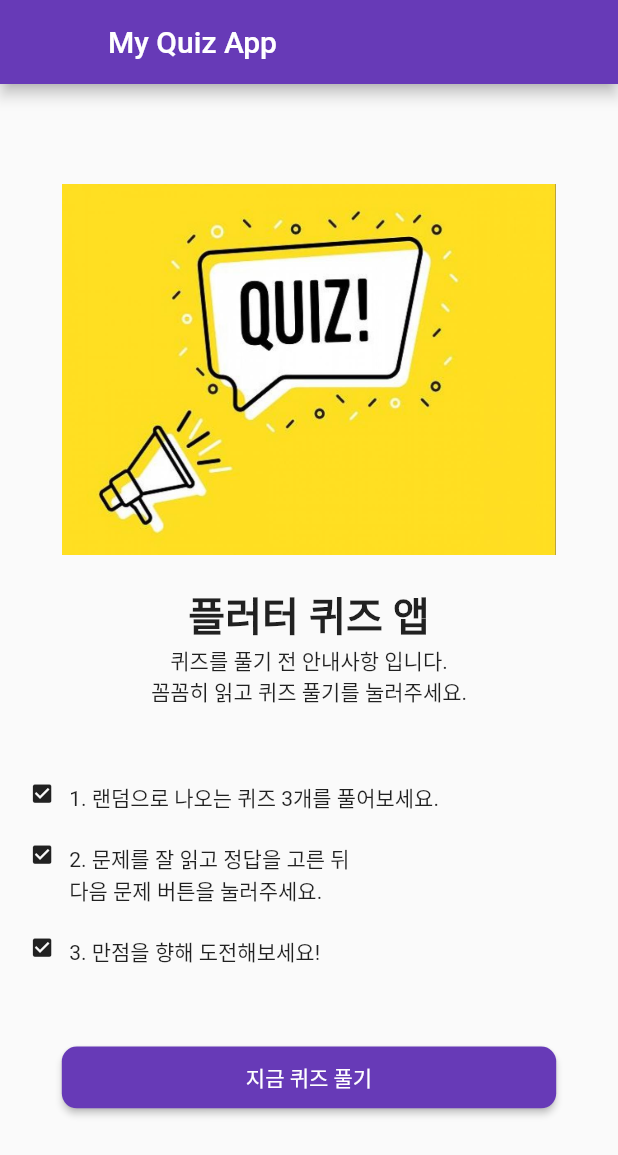
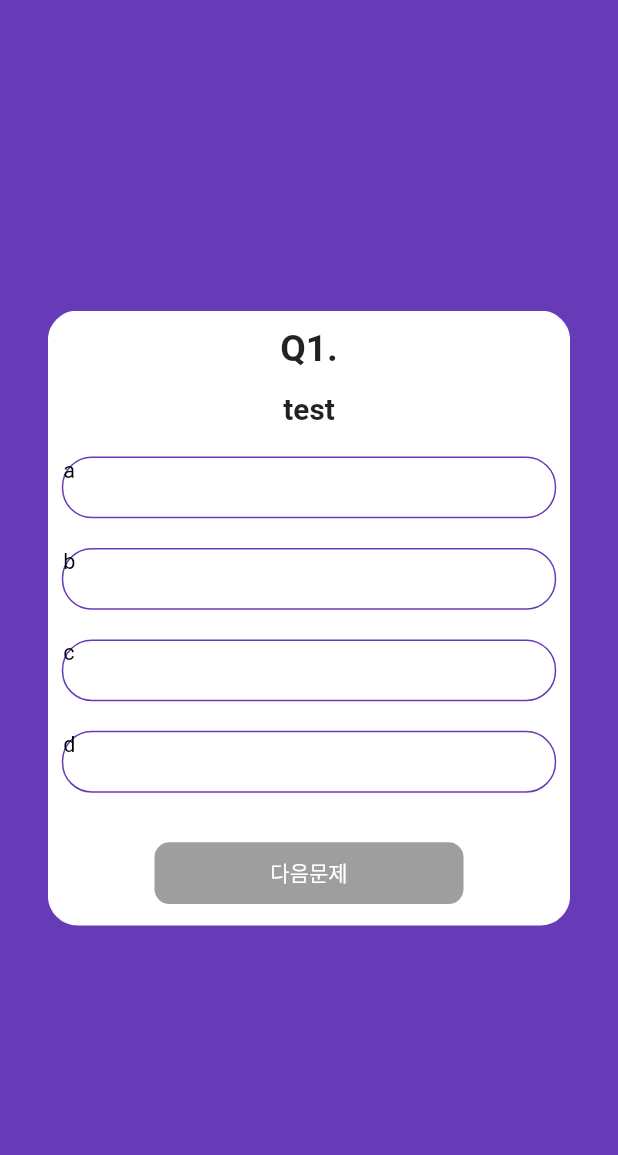
Before and after one commit to ProtoSeo/quiz_app_test, a Flutter app: the screen it shows after launch, after a tap on "지금 퀴즈 풀기", on a phone screen of 412 x 824 dp. Shown: the top 1155 px of the screen. Run offline on Flutter 3.47's test engine with Material 2 defaults, Android fonts, the phone set to English and light mode, and no system bars; drawn by our look-alikes of auto_size_text; our stand-ins replace flutter_swiper.

Commit message:
Add Quiz Model, Quiz Screen, Candidate Widget

```diff
--- /dev/null
+++ b/lib/model/model_quiz.dart
@@ -0,0 +1,11 @@
+class Quiz{
+  String title;
+  List<String> candidates;
+  int answer;
+
+  Quiz({this.title, this.candidates, this.answer});
+  Quiz.fromMap(Map<String,dynamic> map)
+  : title = map['title'],
+    candidates = map['candidates'],
+    answer = map['answer'];
+}
--- a/lib/screen/screen_home.dart
+++ b/lib/screen/screen_home.dart
@@ -1,4 +1,6 @@
 import 'package:flutter/material.dart';
+import 'package:quiz_app_test/model/model_quiz.dart';
+import 'package:quiz_app_test/screen/screen_quiz.dart';
 
 class HomeScreen extends StatefulWidget {
   @override
@@ -6,6 +8,27 @@ class HomeScreen extends StatefulWidget {
 }
 
 class _HomeScreenState extends State<HomeScreen> {
+  List<Quiz> quizs = [
+    Quiz.fromMap({
+      'title': 'test',
+      'candidates': ['a', 'b', 'c', 'd'],
+      'answer': 0
+    }),
+    Quiz.fromMap({
+      'title': 'test',
+      'candidates': ['a', 'b', 'c', 'd'],
+      'answer': 0
+    }),
+    Quiz.fromMap({
+      'title': 'test',
+      'candidates': ['a', 'b', 'c', 'd'],
+      'answer': 0
+    }),  Quiz.fromMap({
+      'title': 'test',
+      'candidates': ['a', 'b', 'c', 'd'],
+      'answer': 0
+    }),
+  ];
   @override
   Widget build(BuildContext context) {
     Size screenSize = MediaQuery.of(context).size;
@@ -82,7 +105,15 @@ class _HomeScreenState extends State<HomeScreen> {
                         style: TextStyle(color: Colors.white),
                       ),
                       color: Colors.deepPurple,
-                      onPressed: () {}),
+                      onPressed: () {
+                        Navigator.push(
+                            context,
+                            MaterialPageRoute(
+                              builder: (context) => QuizScreen(
+                                quizs: quizs,
+                              ),
+                            ));
+                      }),
                 ),
               ),
             )
--- /dev/null
+++ b/lib/screen/screen_quiz.dart
@@ -0,0 +1,147 @@
+import 'package:auto_size_text/auto_size_text.dart';
+import 'package:flutter/material.dart';
+import 'package:flutter_swiper/flutter_swiper.dart';
+import 'package:quiz_app_test/model/model_quiz.dart';
+import 'package:quiz_app_test/widget/widget_candidate.dart';
+
+class QuizScreen extends StatefulWidget {
+  List<Quiz> quizs;
+  QuizScreen({this.quizs});
+  @override
+  _QuizScreenState createState() => _QuizScreenState();
+}
+
+class _QuizScreenState extends State<QuizScreen> {
+  List<int> _answer = [-1, -1, -1, -1];
+  List<bool> _answerState = [false, false, false, false];
+  int _currentIndex = 0;
+
+  SwiperController _controller = SwiperController();
+  @override
+  Widget build(BuildContext context) {
+    Size screenSize = MediaQuery.of(context).size;
+    double width = screenSize.width;
+    double height = screenSize.height;
+    return SafeArea(
+      child: Scaffold(
+        backgroundColor: Colors.deepPurple,
+        body: Center(
+          child: Container(
+            decoration: BoxDecoration(
+              borderRadius: BorderRadius.circular(20),
+              border: Border.all(color: Colors.deepPurple),
+            ),
+            width: width * 0.85,
+            height: height * 0.5,
+            child: Swiper(
+              controller: _controller,
+              physics: NeverScrollableScrollPhysics(),
+              loop: false,
+              itemCount: widget.quizs.length,
+              itemBuilder: (BuildContext context, int index) {
+                return _buildQuizCard(widget.quizs[index], width, height);
+              },
+            ),
+          ),
+        ),
+      ),
+    );
+  }
+
+  Widget _buildQuizCard(Quiz quiz, double width, double height) {
+    return Container(
+      decoration: BoxDecoration(
+        border: Border.all(color: Colors.white),
+        borderRadius: BorderRadius.circular(20),
+        color: Colors.white,
+      ),
+      child: Column(
+        crossAxisAlignment: CrossAxisAlignment.center,
+        children: <Widget>[
+          Container(
+            padding: EdgeInsets.fromLTRB(0, width * 0.024, 0, width * 0.024),
+            child: Text(
+              'Q' + (_currentIndex + 1).toString() + ".",
+              style: TextStyle(
+                  fontSize: width * 0.06, fontWeight: FontWeight.bold),
+            ),
+          ),
+          Container(
+            width: width * 0.8,
+            padding: EdgeInsets.only(top: width * 0.012),
+            child: AutoSizeText(
+              quiz.title,
+              textAlign: TextAlign.center,
+              maxLines: 2,
+              style: TextStyle(
+                  fontSize: width * 0.048, fontWeight: FontWeight.bold),
+            ),
+          ),
+          Expanded(
+            child: Container(),
+          ),
+          Column(
+            children: _buildCandidates(width, quiz),
+          ),
+          Container(
+            padding: EdgeInsets.all(width * 0.024),
+            child: Center(
+              child: ButtonTheme(
+                minWidth: width * 0.5,
+                height: height * 0.05,
+                shape: RoundedRectangleBorder(
+                  borderRadius: BorderRadius.circular(10),
+                ),
+                child: RaisedButton(
+                  child: _currentIndex == widget.quizs.length - 1
+                      ? Text('결과보기')
+                      : Text('다음문제'),
+                  textColor: Colors.white,
+                  color: Colors.deepPurple,
+                  onPressed: _answer[_currentIndex] == -1 ?null:(){
+                    if(_currentIndex == widget.quizs.length -1){
+
+                    }else{
+                      _answerState = [false,false,false,false];
+                      _currentIndex += 1;
+                      _controller.next();
+                    }
+                  } ,
+                ),
+              ),
+            ),
+          )
+        ],
+      ),
+    );
+  }
+
+  List<Widget> _buildCandidates(double width, Quiz quiz) {
+    List<Widget> _children = [];
+    for (int i = 0; i < 4; i++) {
+      _children.add(CandWidget(
+          width: width,
+          index: i,
+          text: quiz.candidates[i],
+          answerState: _answerState[i],
+          tap: () {
+            setState(() {
+              for (int j = 0; j < 4; j++) {
+                if (j == i) {
+                  _answerState[j] = true;
+                  _answer[_currentIndex] = j;
+                } else {
+                  _answerState[j] = false;
+                }
+              }
+            });
+          }));
+      _children.add(
+        Padding(
+          padding: EdgeInsets.all(width * 0.024),
+        ),
+      );
+    }
+    return _children;
+  }
+}
--- /dev/null
+++ b/lib/widget/widget_candidate.dart
@@ -0,0 +1,42 @@
+import 'package:flutter/material.dart';
+
+class CandWidget extends StatefulWidget {
+  VoidCallback tap;
+  String text;
+  int index;
+  double width;
+  bool answerState;
+
+  CandWidget({this.tap, this.index, this.width, this.text, this.answerState});
+  _CandWidgetState createState() => _CandWidgetState();
+}
+
+class _CandWidgetState extends State<CandWidget> {
+  @override
+  Widget build(BuildContext context) {
+    return Container(
+      width: widget.width * 0.8,
+      height: widget.width * 0.1,
+      padding: EdgeInsets.fromLTRB(0.048, 0.024, 0.048, 0.024),
+      decoration: BoxDecoration(
+        borderRadius: BorderRadius.circular(20),
+        border: Border.all(color: Colors.deepPurple),
+        color: widget.answerState ? Colors.deepPurple : Colors.white,
+      ),
+      child: InkWell(
+        child: Text(
+          widget.text,
+          style: TextStyle(
+              fontSize: widget.width * 0.035,
+              color: widget.answerState ? Colors.white : Colors.black),
+        ),
+        onTap:(){
+          setState(() {
+            widget.tap();
+            widget.answerState = ! widget.answerState;
+          });
+        }
+      ),
+    );
+  }
+}
--- a/pubspec.yaml
+++ b/pubspec.yaml
@@ -23,7 +23,8 @@ environment:
 dependencies:
   flutter:
     sdk: flutter
-
+  flutter_swiper:
+  auto_size_text:
 
   # The following adds the Cupertino Icons font to your application.
   # Use with the CupertinoIcons class for iOS style icons.
```
Also changed, not shown: pubspec.lock.
